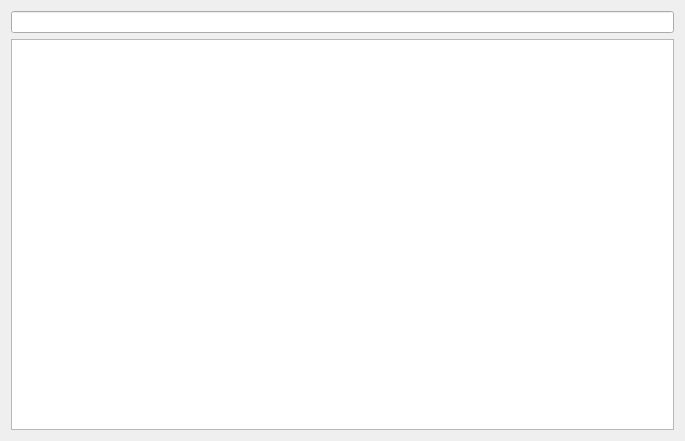
Old version of the form mainwindow.ui in the repository mt0982/QYTPreview.
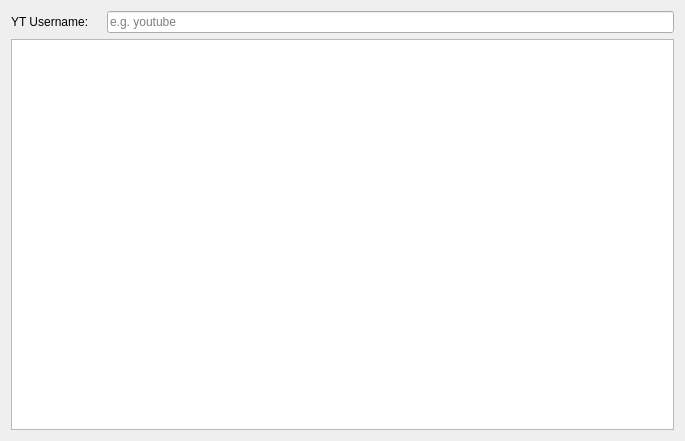
New version of the form.

Commit message: Label & Placeholder Added

```diff
--- a/mainwindow.ui
+++ b/mainwindow.ui
@@ -15,11 +15,37 @@
   </property>
   <widget class="QWidget" name="centralWidget">
    <layout class="QGridLayout" name="gridLayout">
-    <item row="1" column="0">
-     <widget class="QTableWidget" name="table"/>
+    <item row="0" column="1" colspan="2">
+     <widget class="QLineEdit" name="lineName">
+      <property name="sizePolicy">
+       <sizepolicy hsizetype="Expanding" vsizetype="Fixed">
+        <horstretch>0</horstretch>
+        <verstretch>0</verstretch>
+       </sizepolicy>
+      </property>
+      <property name="dragEnabled">
+       <bool>false</bool>
+      </property>
+      <property name="placeholderText">
+       <string>e.g. youtube</string>
+      </property>
+     </widget>
     </item>
     <item row="0" column="0">
-     <widget class="QLineEdit" name="lineName"/>
+     <widget class="QLabel" name="label">
+      <property name="maximumSize">
+       <size>
+        <width>90</width>
+        <height>16777215</height>
+       </size>
+      </property>
+      <property name="text">
+       <string>YT Username:</string>
+      </property>
+     </widget>
+    </item>
+    <item row="1" column="0" colspan="3">
+     <widget class="QTableWidget" name="table"/>
     </item>
    </layout>
   </widget>
```
The commit also changes 1 other file.
